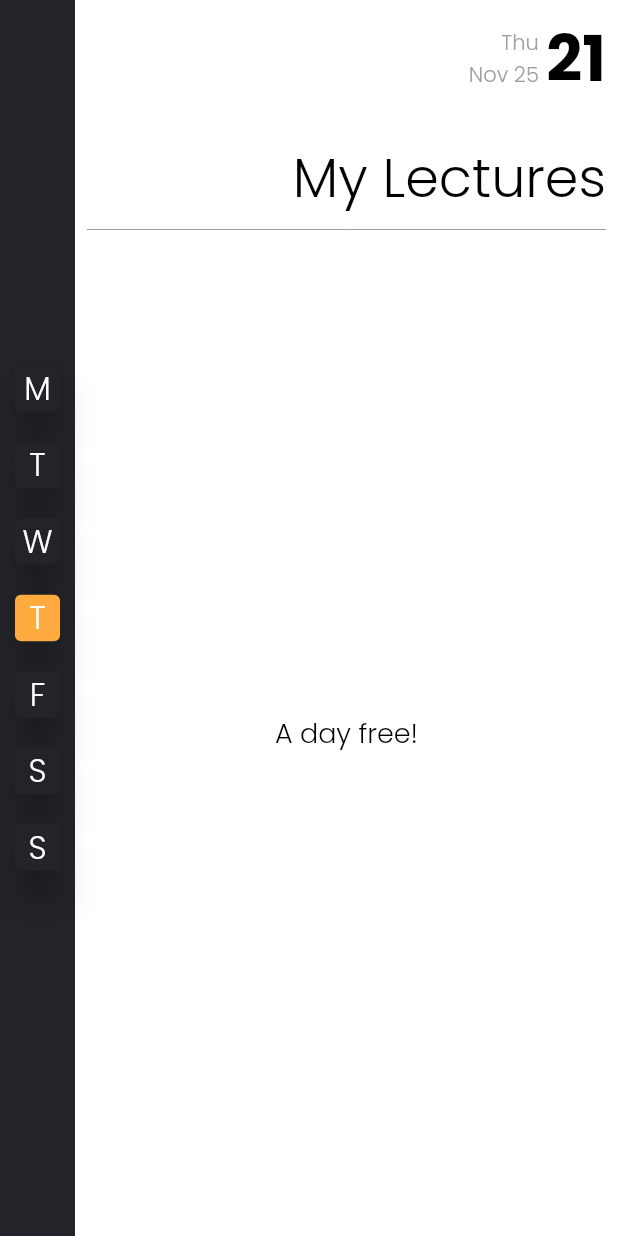
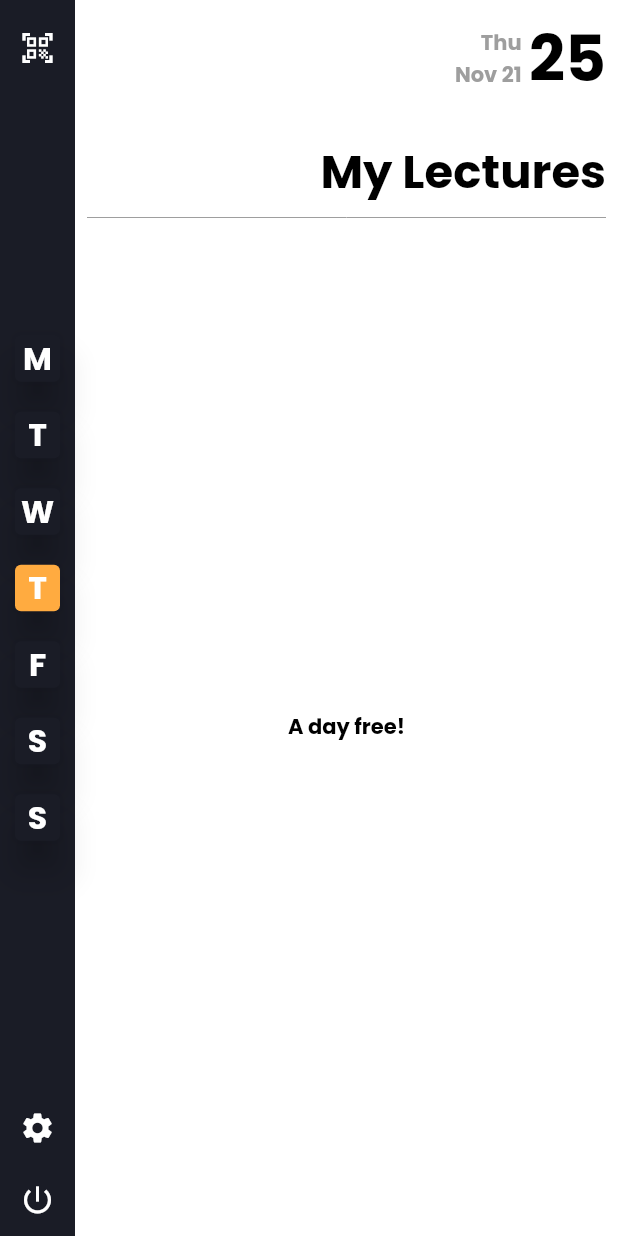
Before and after one commit to SchroederLionel/MasterArbeit_student_app, a Flutter app: the screen it shows after launch, on a phone screen of 412 x 824 dp. Run offline on Flutter 3.47's test engine with Material 2 defaults, Android fonts, the phone set to English and light mode, and no system bars; our stand-ins replace dartz, firebase_auth, shared_preferences, validators; accounts and stored records are empty.

Commit message:
using theme for dashboard content

```diff
--- a/crayon/assets/language/de.json
+++ b/crayon/assets/language/de.json
@@ -35,7 +35,7 @@
     "profile":"Profil",
     "brightness":"Helligkeit",
     "logout":"Ausloggen",
-    "myLectures":"Meine Vorlesungen",
+    "myLectures":"Meine Kurse",
     "addLecture":"Vorlesung hinzufügen",
     "title":"Titel",
     "monday":"Montag",
--- a/crayon/lib/providers/navigation/navigation_provider.dart
+++ b/crayon/lib/providers/navigation/navigation_provider.dart
@@ -20,7 +20,7 @@ class NavigationProvider extends ChangeNotifier {
     if (_day == pageNumber) {
       return Colors.orangeAccent;
     } else {
-      return const Color(0xff222429);
+      return const Color(0xff1a1c26);
     }
   }
 }
--- a/crayon/lib/providers/util/theme.dart
+++ b/crayon/lib/providers/util/theme.dart
@@ -6,12 +6,12 @@ class ThemeProvider extends ChangeNotifier {
 
   ThemeData light = ThemeData(
       fontFamily: 'Poppins',
-      primaryColor: Colors.blueAccent,
+      primaryColor: Colors.orangeAccent,
       iconTheme: const IconThemeData(color: Colors.white),
       dialogBackgroundColor: Colors.indigo,
       elevatedButtonTheme: ElevatedButtonThemeData(
           style: ButtonStyle(
-        backgroundColor: MaterialStateProperty.all<Color>(Colors.blueAccent),
+        backgroundColor: MaterialStateProperty.all<Color>(Colors.orangeAccent),
       )),
       backgroundColor: Colors.indigo,
       brightness: Brightness.light,
@@ -21,14 +21,14 @@ class ThemeProvider extends ChangeNotifier {
       textTheme: const TextTheme(
           headline1: TextStyle(
               fontFamily: 'Poppins',
-              fontSize: 28,
-              fontWeight: FontWeight.w700,
+              fontSize: 42,
+              fontWeight: FontWeight.bold,
               color: Colors.black),
           headline2: TextStyle(
               fontFamily: 'Poppins',
-              fontSize: 21,
-              fontWeight: FontWeight.w600,
-              color: Colors.black54),
+              fontSize: 31,
+              fontWeight: FontWeight.bold,
+              color: Colors.black),
           subtitle1: TextStyle(
               fontFamily: 'Poppins',
               fontSize: 21,
@@ -41,9 +41,9 @@ class ThemeProvider extends ChangeNotifier {
               color: Colors.black),
           bodyText2: TextStyle(
               fontFamily: 'Poppins',
-              fontSize: 18,
-              fontWeight: FontWeight.w400,
-              color: Colors.white),
+              fontSize: 14,
+              fontWeight: FontWeight.w700,
+              color: Colors.black),
           headline6: TextStyle(
               fontFamily: 'Poppins',
               fontSize: 18,
@@ -57,12 +57,12 @@ class ThemeProvider extends ChangeNotifier {
 
   ThemeData dark = ThemeData(
       fontFamily: 'Poppins',
-      primaryColor: Colors.blueAccent,
+      primaryColor: Colors.orangeAccent,
       dialogBackgroundColor: const Color(0xFF212332),
-      iconTheme: const IconThemeData(color: Colors.white54),
+      iconTheme: const IconThemeData(color: Colors.white70),
       elevatedButtonTheme: ElevatedButtonThemeData(
           style: ButtonStyle(
-        backgroundColor: MaterialStateProperty.all<Color>(Colors.blueAccent),
+        backgroundColor: MaterialStateProperty.all<Color>(Colors.orangeAccent),
       )),
       backgroundColor: const Color(0xFF212332),
       brightness: Brightness.dark,
@@ -72,14 +72,14 @@ class ThemeProvider extends ChangeNotifier {
       textTheme: const TextTheme(
           headline1: TextStyle(
               fontFamily: 'Poppins',
-              fontSize: 28,
-              fontWeight: FontWeight.w700,
+              fontSize: 42,
+              fontWeight: FontWeight.bold,
               color: Colors.white),
           headline2: TextStyle(
               fontFamily: 'Poppins',
-              fontSize: 21,
-              fontWeight: FontWeight.w600,
-              color: Colors.white54),
+              fontSize: 31,
+              fontWeight: FontWeight.bold,
+              color: Colors.white),
           subtitle1: TextStyle(
               fontFamily: 'Poppins',
               fontSize: 21,
@@ -92,9 +92,9 @@ class ThemeProvider extends ChangeNotifier {
               color: Colors.white),
           bodyText2: TextStyle(
               fontFamily: 'Poppins',
-              fontSize: 18,
-              fontWeight: FontWeight.w400,
-              color: Colors.white54),
+              fontSize: 14,
+              fontWeight: FontWeight.w700,
+              color: Colors.white),
           headline6: TextStyle(
               fontFamily: 'Poppins',
               fontSize: 18,
--- a/crayon/lib/screens/dashboard/components/day_time.dart
+++ b/crayon/lib/screens/dashboard/components/day_time.dart
@@ -26,7 +26,7 @@ class DayTime extends StatelessWidget {
             ),
           ),
           Text(
-            '${getStringSize3(appTranslation.translate('${now.month}-month') ?? '${now.month}')} ${now.day}',
+            '${getStringSize3(appTranslation.translate('${now.month}-month') ?? '${now.month}')} ${getStringSize2(now.year.toString())}',
             style: const TextStyle(
               color: Colors.grey,
               fontSize: 14,
@@ -36,12 +36,8 @@ class DayTime extends StatelessWidget {
         ]),
         const SizedBox(width: 5),
         Text(
-          getStringSize2(now.year.toString()),
-          style: const TextStyle(
-              fontSize: 42,
-              fontFamily: 'Poppins',
-              color: Colors.black,
-              fontWeight: FontWeight.bold),
+          getStringSize2(now.day.toString()),
+          style: Theme.of(context).textTheme.headline1,
         )
       ],
     );
--- a/crayon/lib/screens/dashboard/components/navigation.dart
+++ b/crayon/lib/screens/dashboard/components/navigation.dart
@@ -1,4 +1,5 @@
 import 'package:crayon/screens/dashboard/components/navigation/navigation_tile.dart';
+import 'package:crayon/screens/dashboard/components/navigation/settings_dialog.dart';
 import 'package:flutter/material.dart';
 
 class Navigation extends StatelessWidget {
@@ -8,9 +9,16 @@ class Navigation extends StatelessWidget {
   Widget build(BuildContext context) {
     return Container(
       width: 50,
-      color: const Color(0xff222429),
-      alignment: Alignment.centerLeft,
-      child: ListView(
+      color: const Color(0xff1a1c26),
+      child: Column(
+        mainAxisAlignment: MainAxisAlignment.spaceBetween,
+        children: [
+          Padding(
+            padding: const EdgeInsets.only(top: 8.0),
+            child: IconButton(
+                onPressed: () {}, icon: const Icon(Icons.qr_code_scanner)),
+          ),
+          ListView(
             shrinkWrap: true,
             children: const [
               NavigationTile(day: 'M', pageNumber: 0),
@@ -22,6 +30,19 @@ class Navigation extends StatelessWidget {
               NavigationTile(day: 'S', pageNumber: 6),
             ],
           ),
+          ListView(
+            shrinkWrap: true,
+            children: [
+              IconButton(
+                  onPressed: () => showDialog(
+                      context: context, builder: (_) => const SettingsDialog()),
+                  icon: const Icon(Icons.settings)),
+              IconButton(
+                  onPressed: () {}, icon: const Icon(Icons.power_settings_new))
+            ],
+          ),
+        ],
+      ),
     );
   }
 }
--- a/crayon/lib/screens/dashboard/components/title_dash.dart
+++ b/crayon/lib/screens/dashboard/components/title_dash.dart
@@ -11,13 +11,13 @@ class TitleDash extends StatelessWidget {
       mainAxisAlignment: MainAxisAlignment.end,
       crossAxisAlignment: CrossAxisAlignment.center,
       children: [
-        Text(
-          appTranslation!.translate('myLectures') ?? 'My Lectures',
-          style: const TextStyle(
-              fontSize: 36,
-              fontFamily: 'Poppins',
-              fontWeight: FontWeight.w500,
-              color: Colors.black),
+        Expanded(
+          child: Text(
+            appTranslation!.translate('myLectures') ?? 'My Lectures',
+            textAlign: TextAlign.right,
+            overflow: TextOverflow.fade,
+            style: Theme.of(context).textTheme.headline2,
+          ),
         )
       ],
     );
--- a/crayon/lib/screens/dashboard/dashboard.dart
+++ b/crayon/lib/screens/dashboard/dashboard.dart
@@ -1,4 +1,3 @@
-import 'package:crayon/datamodels/lecture/lecture.dart';
 import 'package:crayon/screens/dashboard/components/body.dart';
 import 'package:crayon/screens/dashboard/components/day_time.dart';
 import 'package:crayon/screens/dashboard/components/navigation.dart';
@@ -10,7 +9,6 @@ class Dashboard extends StatelessWidget {
 
   @override
   Widget build(BuildContext context) {
-    List<Lecture> lectures = lecture_data;
     return Scaffold(
       body: Row(
         children: [
```
Also changed, not shown: crayon/lib/screens/dashboard/components/course_times.dart (+2 -5 lines), crayon/lib/screens/dashboard/components/navigation/settings_dialog.dart (added, +34 -0 lines), crayon/lib/widgets/language_widget.dart (+2 -6 lines). Lines whose indentation alone changed are shown as unchanged.
